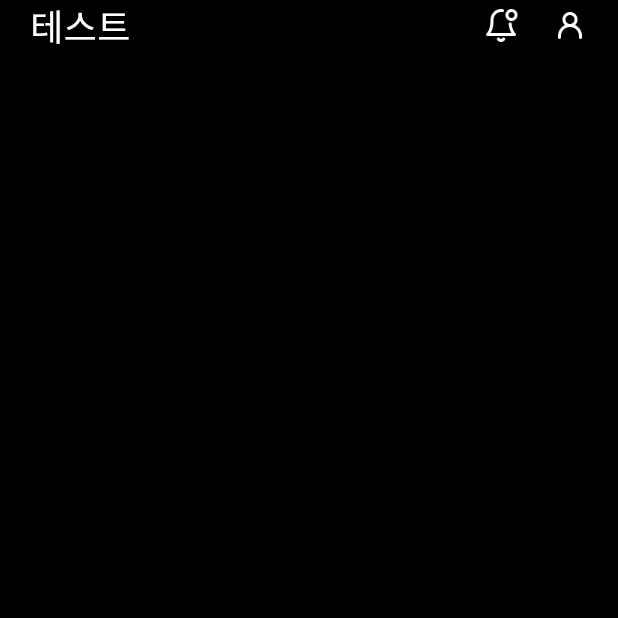
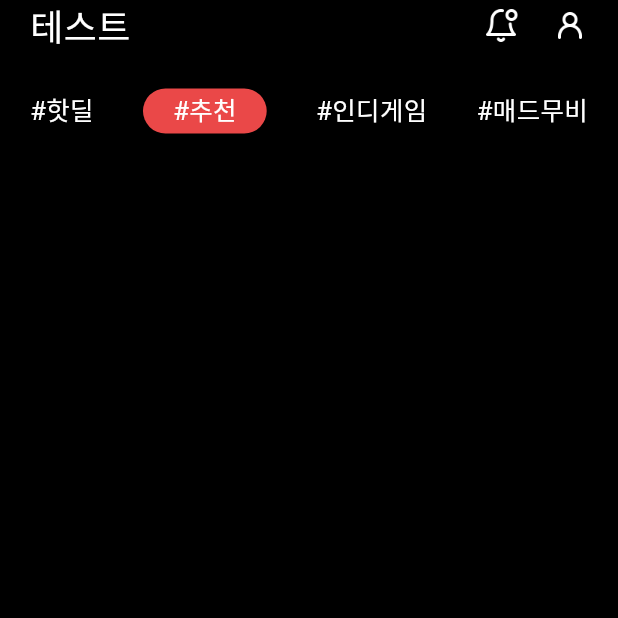
Before and after one commit to myaongz/Grapper-Flutter, a Flutter app: the screen it shows after launch, on a phone screen of 412 x 824 dp, the top half of it. Run offline on Flutter 3.47's test engine with Material 3 defaults, Android fonts, the light colour scheme and no system bars; Roboto replaces fonts that are missing (Pretendard-500, Pretendard-700); project files that could hold a hidden picture were left out.

Commit message:
:white_check_mark: :: 해쉬태그 버튼 테스트

```diff
--- a/lib/views/recommend/recommend_page.dart
+++ b/lib/views/recommend/recommend_page.dart
@@ -1,5 +1,6 @@
 import 'package:flutter/material.dart';
 import 'package:grapper/components/appbar.dart';
+import 'package:grapper/components/hashtag.dart';
 
 class RecommendPage extends StatelessWidget {
   const RecommendPage({super.key});
@@ -15,6 +16,21 @@ class RecommendPage extends StatelessWidget {
               GrapperAppbar(
                 text: '테스트',
               ),
+              SizedBox(
+                height: 25,
+              ),
+              Row(
+                mainAxisAlignment: MainAxisAlignment.spaceBetween,
+                children: [
+                  GrapperHashtag(text: '핫딜'),
+                  GrapperHashtag(
+                    text: '추천',
+                    isSelected: true,
+                  ),
+                  GrapperHashtag(text: '인디게임'),
+                  GrapperHashtag(text: '매드무비'),
+                ],
+              )
             ],
           ),
         ),
```
